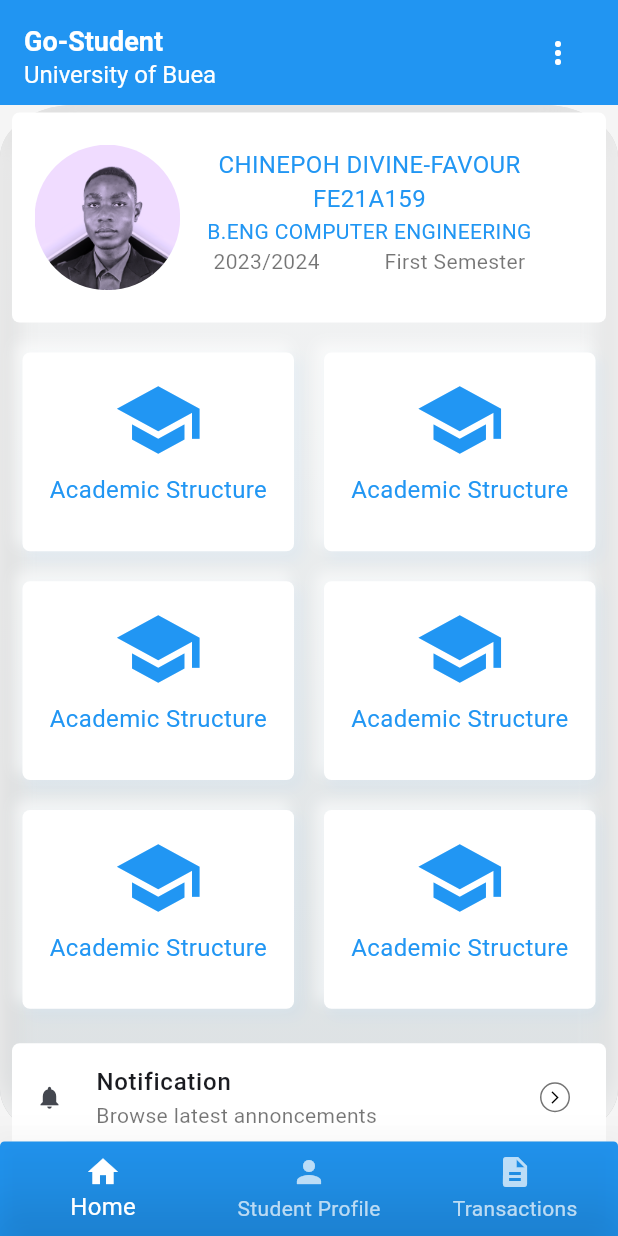
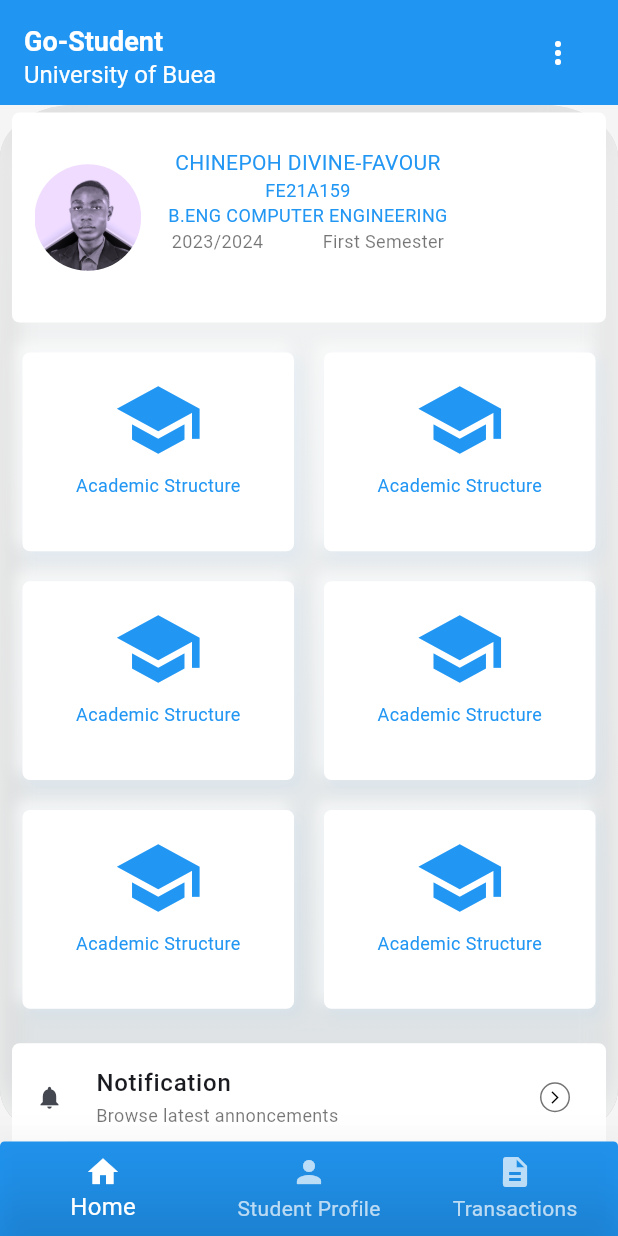
Before and after one commit to ChinepohDivine-f/go-clone, a Flutter app: the screen it shows after launch, on a phone screen of 412 x 824 dp. Run offline on Flutter 3.47's test engine with Material 3 defaults, Android fonts, the phone set to English and light mode, and no system bars; our stand-ins replace flutter_inset_box_shadow.

Commit message:
haven't commited in a long time: arranged the ui for techno spark 7

```diff
--- a/lib/screens/Home.dart
+++ b/lib/screens/Home.dart
@@ -12,6 +12,7 @@ class Home extends StatelessWidget {
   @override
   Widget build(BuildContext context) {
     return Scaffold(
+
         backgroundColor: Colors.grey[100],
         bottomNavigationBar: const BottomNav(),
         // bottomSheet: const HomeOptions(),
--- a/lib/screens/widgets/bottom-nav.dart
+++ b/lib/screens/widgets/bottom-nav.dart
@@ -8,6 +8,7 @@ class BottomNav extends StatefulWidget {
 }
 
 class _BottomNavState extends State<BottomNav> {
+  int currentIndex = 0;
   @override
   Widget build(BuildContext context) {
     return Container(
@@ -23,11 +24,12 @@ class _BottomNavState extends State<BottomNav> {
           // currentIndex: 0,
           unselectedFontSize: 14,
           selectedFontSize: 16,
-          onTap: (currentIndex) {
+          onTap: (newIndex) {
+            setState(() {
+              currentIndex = newIndex;
+            });
             if (currentIndex == 0) {
-              _BottomNavState(
-
-              );
+              _BottomNavState();
 
               Navigator.pushReplacementNamed(context, "/Home");
             }
@@ -39,7 +41,7 @@ class _BottomNavState extends State<BottomNav> {
             }
           },
           items: const <BottomNavigationBarItem>[
-            BottomNavigationBarItem(icon: Icon(Icons.home), label: "Home" ),
+            BottomNavigationBarItem(icon: Icon(Icons.home), label: "Home"),
             BottomNavigationBarItem(
                 icon: Icon(Icons.person), label: "Student Profile"),
             BottomNavigationBarItem(
--- a/lib/screens/widgets/home-option.dart
+++ b/lib/screens/widgets/home-option.dart
@@ -62,7 +62,7 @@ class HomeOptions extends StatelessWidget {
 
   Divider customDivider() {
     return Divider(
-          color: Colors.grey[900],
+          color: Colors.grey[300],
           indent: 53.0,
           thickness: 0.8,
           height: 0.15,
@@ -94,7 +94,7 @@ class Options extends StatelessWidget {
                   const TextStyle(fontSize: 16, fontWeight: FontWeight.w500)),
           subtitle: Text(subtitle_,
               style: const TextStyle(
-                fontSize: 14,
+                fontSize: 12,
                 color: Colors.black54,
               )),
           trailing: Container(
--- a/lib/widgets/home-category.dart
+++ b/lib/widgets/home-category.dart
@@ -39,7 +39,7 @@ class CategoryContainer extends StatelessWidget {
                     SizedBox(height: 5,),
                     Text(
                       "Academic Structure",
-                      style: TextStyle(fontSize: 16, color: Colors.blue),
+                      style: TextStyle(fontSize: 12, color: Colors.blue),
                     ),
                     // SizedBox(height: 24,)
                   ],
@@ -47,6 +47,7 @@ class CategoryContainer extends StatelessWidget {
               ));
         },
         gridDelegate: const SliverGridDelegateWithFixedCrossAxisCount(
+          childAspectRatio: 2/4,
           crossAxisCount: 2,
           mainAxisSpacing: 20,
           crossAxisSpacing: 20,
--- a/lib/widgets/studentContainer.dart
+++ b/lib/widgets/studentContainer.dart
@@ -23,7 +23,7 @@ class StudentContainer extends StatelessWidget {
                   borderRadius: const BorderRadius.all(Radius.circular(70)),
                   child: Image.asset(
                     "assets/images/chinepoh.png",
-                    height: 97,
+                    height: 71,
                   )),
               const SizedBox(
                 width: 10,
@@ -37,24 +37,24 @@ class StudentContainer extends StatelessWidget {
                       IntrinsicWidth(
                           child: Column(children: [
                         Text("CHINEPOH DIVINE-FAVOUR",
-                            style: TextStyle(fontSize: 16, color: Colors.blue)),
+                            style: TextStyle(fontSize: 14, color: Colors.blue)),
                         Text("FE21A159",
-                            style: TextStyle(fontSize: 16, color: Colors.blue)),
+                            style: TextStyle(fontSize: 12, color: Colors.blue)),
                         Text("B.ENG COMPUTER ENGINEERING",
-                            style: TextStyle(fontSize: 14, color: Colors.blue)),
+                            style: TextStyle(fontSize: 12, color: Colors.blue)),
                       ])),
                       Row(
                         mainAxisAlignment: MainAxisAlignment.spaceEvenly,
                         children: [
                           Text("2023/2024",
                               style:
-                                  TextStyle(fontSize: 14, color: Colors.black54)),
+                                  TextStyle(fontSize: 12, color: Colors.black54)),
                           SizedBox(
                             width: 35,
                           ),
                           Text("First Semester",
                               style:
-                                  TextStyle(fontSize: 14, color: Colors.black54))
+                                  TextStyle(fontSize: 12, color: Colors.black54))
                         ],
                       ),
                     ],
```
Also changed, not shown: 1 other file.
